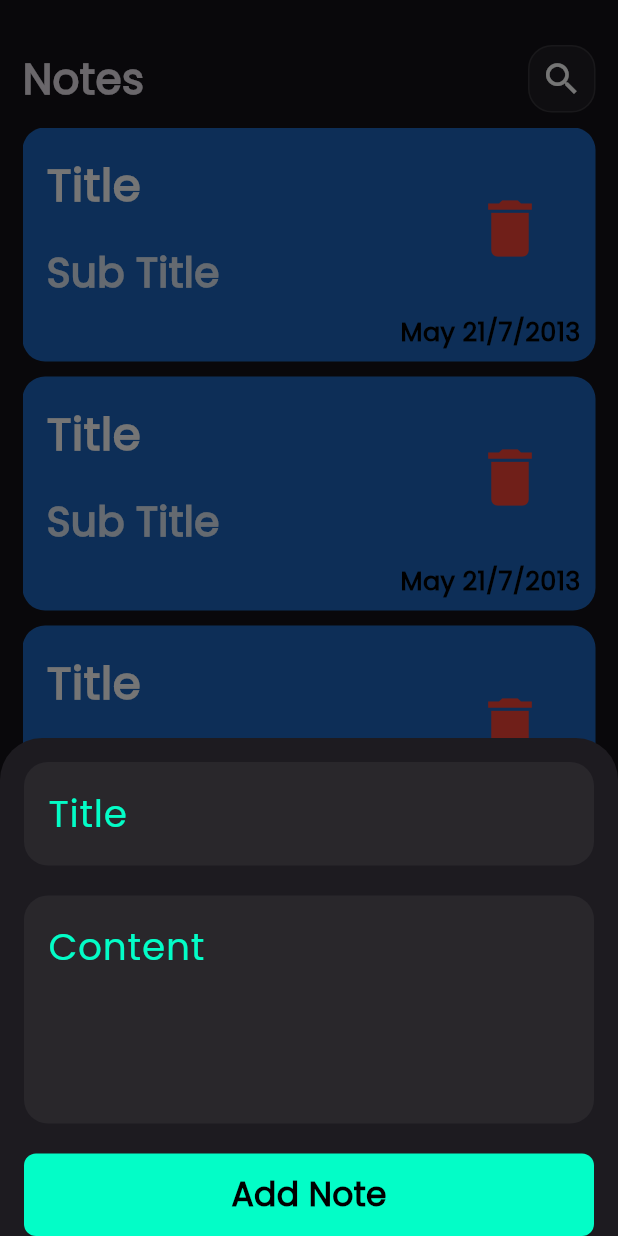
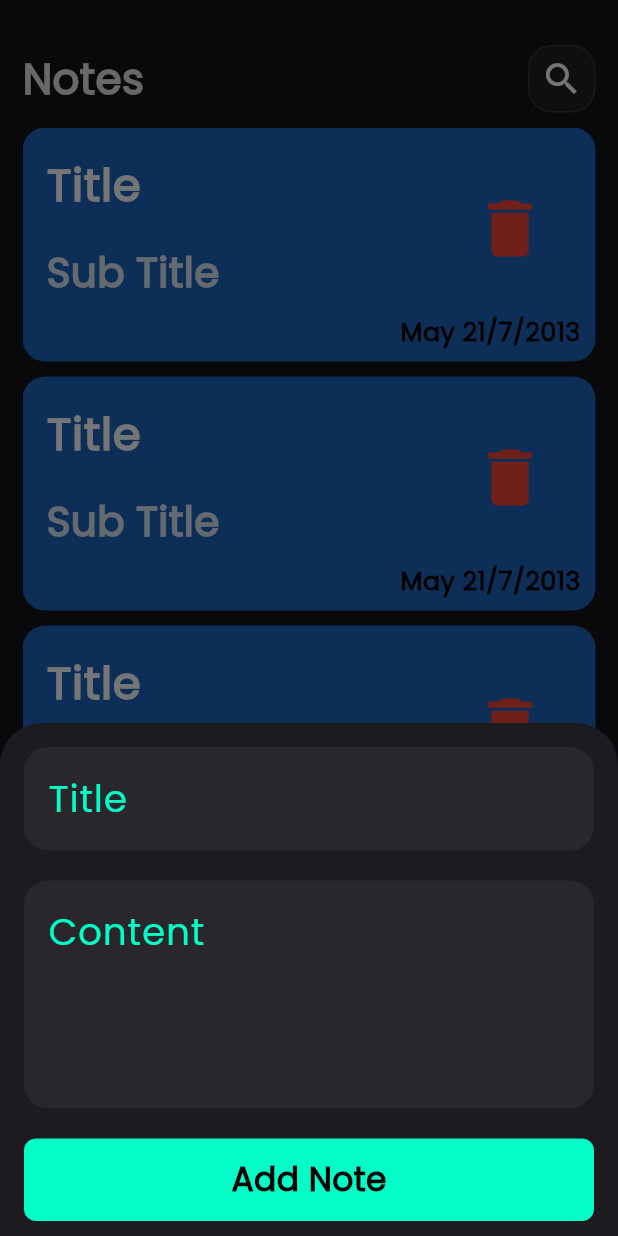
Before and after one commit to MohamedElsay0d/note_app_with_cubit-hive, a Flutter app: the screen it shows after launch, after a tap on the "add" icon, on a phone screen of 412 x 824 dp. Run offline on Flutter 3.47's test engine with Material 3 defaults, Android fonts, the phone set to English and light mode, and no system bars; our stand-ins replace bloc, flutter_bloc, hive, hive_flutter, modal_progress_hud_nsn; accounts and stored records are empty.

Commit message:
some chane in ButtonSheet

```diff
--- a/lib/widgets/AddNote.dart
+++ b/lib/widgets/AddNote.dart
@@ -29,7 +29,7 @@ class AddNote extends StatelessWidget {
                   right: 16.0,
                   left: 16.0,
                   top: 16.0,
-                  bottom: MediaQuery.of(context).viewInsets.bottom),
+                  bottom: MediaQuery.of(context).viewInsets.bottom + 10),
               child: const SingleChildScrollView(child: AddNoteForm()),
             ),
           );
```
